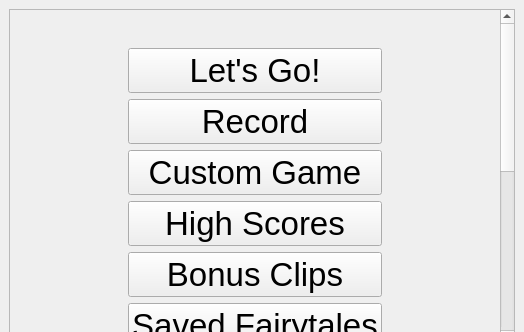
Before: the Qt Designer form ui/mainwindow.ui in tdauth/gustavsfairyland, drawn with Qt 5; both pictures show x 0 to 524 and y 0 to 332 of the 524 by 653 pixel window.
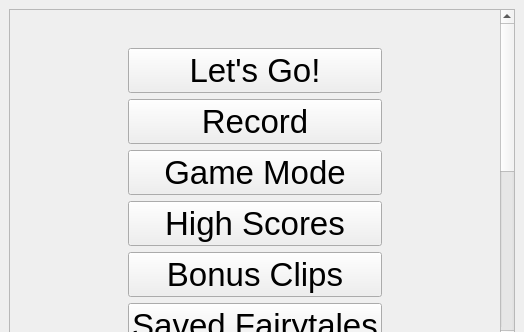
After: the same form once the commit is applied. Icons and pictures are not drawn.

```diff
--- a/ui/mainwindow.ui
+++ b/ui/mainwindow.ui
@@ -100,7 +100,7 @@
               </font>
              </property>
              <property name="text">
-              <string>Custom Game</string>
+              <string>Game Mode</string>
              </property>
              <property name="icon">
               <iconset resource="../oxygen-icons-png-master/oxygen_windows.qrc">
```
